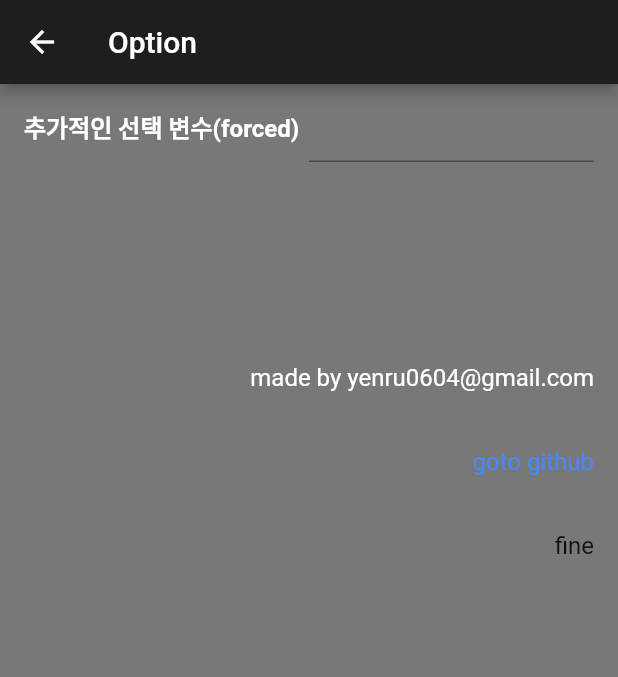
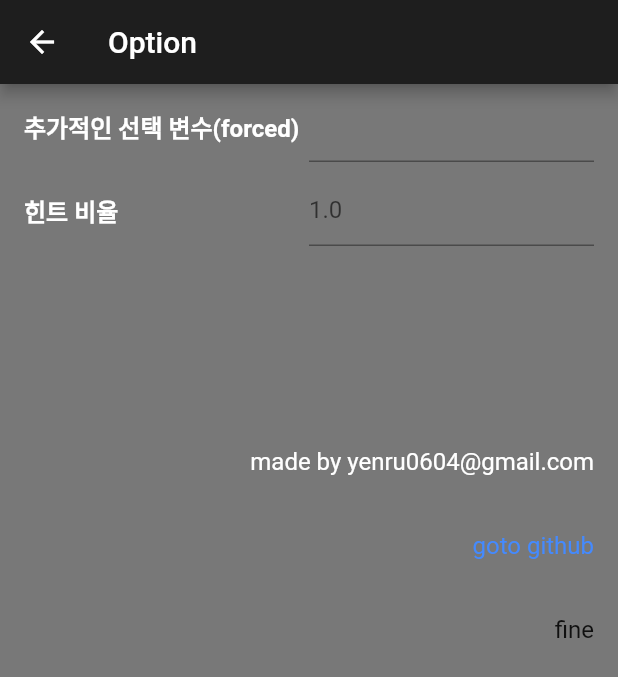
Before and after one commit to yenru0/divide_and_rule, a Flutter app: the Option screen opened directly, on a phone screen of 412 x 824 dp. Shown: the top 677 px of the screen. Run offline on Flutter 3.47's test engine with Material 2 defaults, Android fonts, the phone set to English and light mode, and no system bars.

Commit message:
add hint_rate & add write hint word when click hint card

```diff
--- a/lib/Data.dart
+++ b/lib/Data.dart
@@ -1,7 +1,6 @@
 import 'dart:math';
 
 import 'package:flutter/cupertino.dart';
-import 'package:flutter/foundation.dart';
 import 'package:flutter/material.dart';
 
 class QuestionManager {
@@ -100,4 +99,6 @@ class OptionData {
   static Color main_btn_color = Colors.deepPurpleAccent;
 
   static String additional_parameter_forced = "";
+
+  static double hint_rate = 1.0;
 }
--- a/lib/main.dart
+++ b/lib/main.dart
@@ -157,7 +157,7 @@ class _ExecutingState extends State<Executing> {
   Context _aContext;
   List<bool> _matched = List.generate(1, (index) => true);
 
-  List<Card> hint;
+  List<Widget> hint;
 
   QuestionManager qm;
 
@@ -168,7 +168,7 @@ class _ExecutingState extends State<Executing> {
   void initState() {
     super.initState();
     rootBundle.loadString("assets/s1.json").then((value) {
-      qm = QuestionManager(json.decode(value), forced:OptionData.additional_parameter_forced);
+      qm = QuestionManager(json.decode(value), forced: OptionData.additional_parameter_forced);
       setState(nextContext);
     });
   }
@@ -190,20 +190,31 @@ class _ExecutingState extends State<Executing> {
     } else {
       _translationController.text = _aContext.translation ?? '';
       _wordsController.text = '';
-      var temp = List.generate((_aContext.words.length * 1.01).toInt(), (index) => Random().nextInt(_aContext.words.length - 1)).toSet().toList();
+      var temp = List.generate((_aContext.words.length * OptionData.hint_rate).toInt(), (index) => Random().nextInt(_aContext.words.length)).toSet().toList();
       temp.sort();
       hint = temp
           .map(
-            (int e) => Card(
+            (int e) => InkWell(
+              onTap: (){
+                if(_wordsController.text.endsWith(" ")){
+                  _wordsController.text += _aContext.words[e];
+                  _wordsController.selection = TextSelection.collapsed(offset: _wordsController.text.length);
+                } else {
+                  _wordsController.text += " " + _aContext.words[e];
+                  _wordsController.selection = TextSelection.collapsed(offset: _wordsController.text.length);
+                }
+              },
+                child: Card(
               child: Container(
                 child: Text(
                   "${_aContext.words[e]}",
                   style: TextStyle(fontSize: 20, fontWeight: FontWeight.w500, color: Colors.white),
                 ),
-                  padding: EdgeInsets.fromLTRB(9, 2, 9, 2)),
+                padding: EdgeInsets.fromLTRB(9, 2, 9, 2),
+              ),
               margin: EdgeInsets.fromLTRB(9, 6, 6, 9),
               color: Colors.amber,
-            ),
+            )),
           )
           .toList();
     }
@@ -247,7 +258,7 @@ class _ExecutingState extends State<Executing> {
         Container(
           child: TextFormField(
             textInputAction: TextInputAction.done,
-            onFieldSubmitted: (value)=>reFrame(context),
+            onFieldSubmitted: (value) => reFrame(context),
             decoration: InputDecoration(
                 border: OutlineInputBorder(borderSide: BorderSide(color: _matched.every((e) => e) ? Colors.blueAccent : Colors.redAccent)),
                 focusedBorder: OutlineInputBorder(borderSide: BorderSide(color: _matched.every((e) => e) ? Colors.blueAccent : Colors.redAccent)),
@@ -272,7 +283,16 @@ class _ExecutingState extends State<Executing> {
                       scrollDirection: Axis.horizontal,
                       shrinkWrap: true,
                       //physics: NeverScrollableScrollPhysics(),
-                      itemBuilder: (_, index) => Container(width: 21, color: _matched[index] ? Colors.green : Colors.red, child: Text("$index", textAlign: TextAlign.center, style: TextStyle(color: Colors.white),), alignment: Alignment.center, margin: EdgeInsets.symmetric(horizontal: 1)),
+                      itemBuilder: (_, index) => Container(
+                          width: 21,
+                          color: _matched[index] ? Colors.green : Colors.red,
+                          child: Text(
+                            "$index",
+                            textAlign: TextAlign.center,
+                            style: TextStyle(color: Colors.white),
+                          ),
+                          alignment: Alignment.center,
+                          margin: EdgeInsets.symmetric(horizontal: 1)),
                       itemCount: _aContext.words.length,
                     ))
 
@@ -309,18 +329,34 @@ class _OptionState extends State<Option> {
               title: Row(
             children: [
               Expanded(
-                      child: Text("추가적인 선택 변수(forced)", style: TextStyle(color: OptionData.main_text_color, fontWeight: FontWeight.bold),)
-                  ),
+                  child: Text(
+                "추가적인 선택 변수(forced)",
+                style: TextStyle(color: OptionData.main_text_color, fontWeight: FontWeight.bold),
+              )),
               Expanded(
                   child: TextField(
                 style: TextStyle(color: OptionData.main_text_color),
-                        onSubmitted: (value)=> OptionData.additional_parameter_forced = value.trim(),
+                onSubmitted: (value) {OptionData.additional_parameter_forced = value.trim();},
                 decoration: InputDecoration(hintText: OptionData.additional_parameter_forced ?? ""),
-                      )
-                  )
+              ))
             ],
-              )
-          ),
+          )),
+          ListTile(
+              title: Row(
+            children: [
+              Expanded(
+                  child: Text(
+                "힌트 비율",
+                style: TextStyle(color: OptionData.main_text_color, fontWeight: FontWeight.bold),
+              )),
+              Expanded(
+                  child: TextField(
+                style: TextStyle(color: OptionData.main_text_color),
+                onSubmitted: (value) => OptionData.hint_rate = double.tryParse(value) ?? OptionData.hint_rate,
+                decoration: InputDecoration(hintText: OptionData.hint_rate.toString() ?? ""),
+              ))
+            ],
+          )),
           ListTile(),
           ListTile(),
           ListTile(
--- a/pubspec.yaml
+++ b/pubspec.yaml
@@ -15,7 +15,7 @@ publish_to: 'none' # Remove this line if you wish to publish to pub.dev
 # In iOS, build-name is used as CFBundleShortVersionString while build-number used as CFBundleVersion.
 # Read more about iOS versioning at
 # https://developer.apple.com/library/archive/documentation/General/Reference/InfoPlistKeyReference/Articles/CoreFoundationKeys.html
-version: 0.2.0
+version: 0.2.0+1
 
 environment:
   sdk: ">=2.7.0 <3.0.0"
```
Lines whose indentation alone changed are shown as unchanged.
